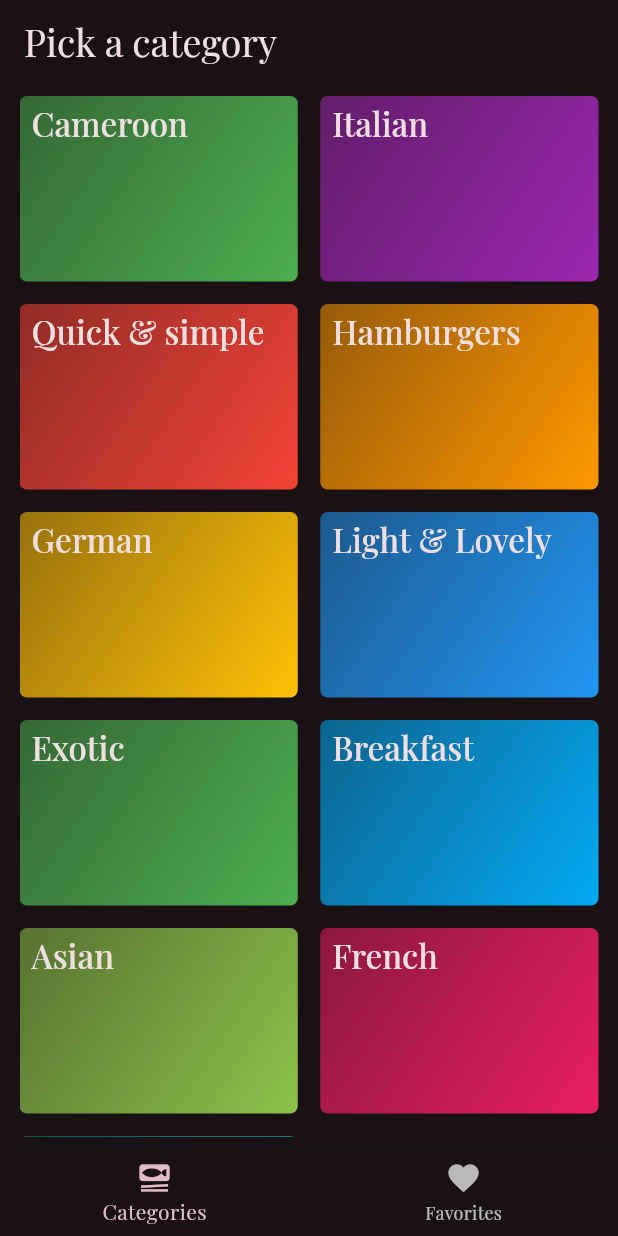
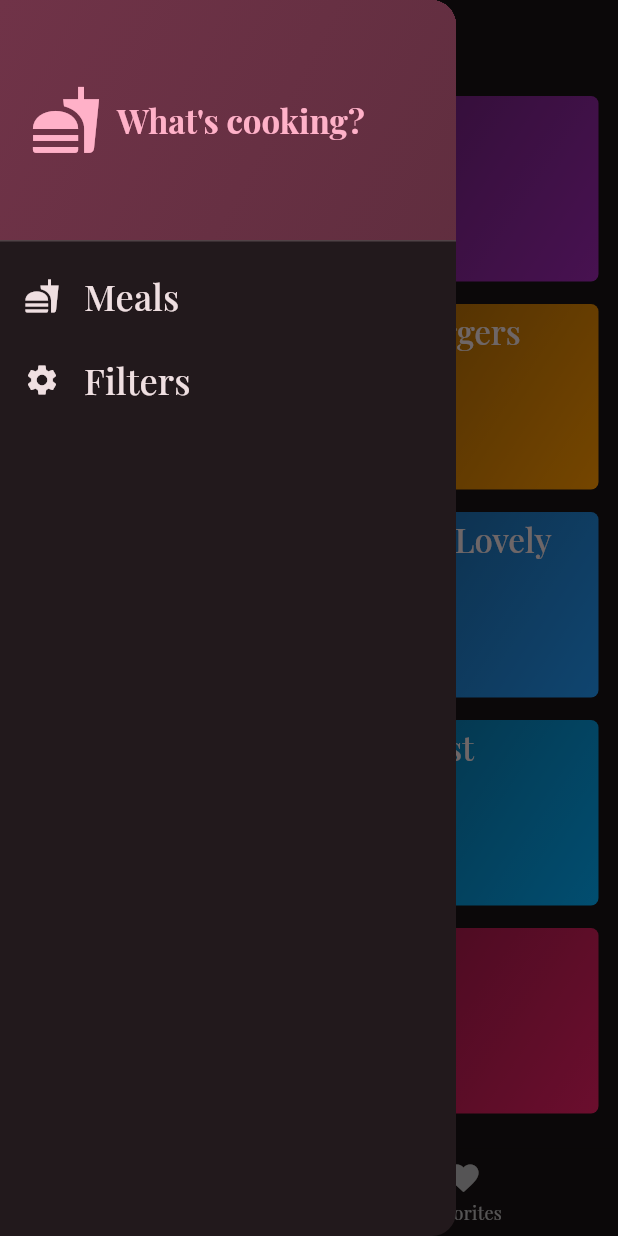
Before and after one commit to NkwiCyril/meal_recipe_app, a Flutter app: the screen it shows after launch, with the side drawer open (before the commit the screen has no drawer), on a phone screen of 412 x 824 dp. Run offline on Flutter 3.47's test engine with Material 2 defaults, Android fonts, the phone set to English and light mode, and no system bars; our stand-ins replace google_fonts, transparent_image.

Commit message:
adding the drawer feature to navigate to the meals and filters

```diff
--- a/meals_app/lib/screens/categories.dart
+++ b/meals_app/lib/screens/categories.dart
@@ -19,7 +19,6 @@ class CategoriesScreen extends StatelessWidget {
       MaterialPageRoute(
         builder: (ctx) {
           return MealsScreen(
-            title: category.title,
             meals: filteredMeals,
             onToggleMealStatus: onToggleMealStatus,
           );
@@ -31,12 +30,6 @@ class CategoriesScreen extends StatelessWidget {
   @override
   Widget build(BuildContext context) {
     return Scaffold(
-      appBar: AppBar(
-        title: const Text(
-          'Pick a category',
-          style: TextStyle(fontSize: 25),
-        ),
-      ),
       body: Padding(
         padding: const EdgeInsets.symmetric(vertical: 8, horizontal: 13),
         child: GridView(
--- a/meals_app/lib/screens/meals.dart
+++ b/meals_app/lib/screens/meals.dart
@@ -6,12 +6,10 @@ import 'package:meals_app/widgets/meals_item.dart';
 class MealsScreen extends StatelessWidget {
   const MealsScreen({
     super.key,
-    required this.title,
     required this.meals,
     required this.onToggleMealStatus,
   });
 
-  final String title;
   final List<MealModel> meals;
   final void Function(MealModel meal) onToggleMealStatus;
 
@@ -66,9 +64,6 @@ class MealsScreen extends StatelessWidget {
     Widget content = meals.isEmpty ? emptyContent : filledContent;
 
     return Scaffold(
-      appBar: AppBar(
-        title: Text(title),
-      ),
       body: content,
     );
   }
--- a/meals_app/lib/screens/tabs.dart
+++ b/meals_app/lib/screens/tabs.dart
@@ -2,6 +2,7 @@ import 'package:flutter/material.dart';
 import 'package:meals_app/models/meal.dart';
 import 'package:meals_app/screens/categories.dart';
 import 'package:meals_app/screens/meals.dart';
+import 'package:meals_app/widgets/main_drawer.dart';
 
 class TabsScreen extends StatefulWidget {
   const TabsScreen({super.key});
@@ -51,6 +52,13 @@ class _TabsScreenState extends State<TabsScreen> {
     }
   }
 
+  void _setScreen(String identifier) {
+    if (identifier == 'filters') {
+    } else {
+      Navigator.of(context).pop();
+    }
+  }
+
   @override
   Widget build(BuildContext context) {
     Widget activeScreen = CategoriesScreen(
@@ -59,7 +67,6 @@ class _TabsScreenState extends State<TabsScreen> {
 
     if (_currentScreenIndex == 1) {
       activeScreen = MealsScreen(
-        title: 'Your Favorites',
         meals: _favoriteMeals,
         onToggleMealStatus: _toogleFavoriteMealStatus,
       );
@@ -67,6 +74,12 @@ class _TabsScreenState extends State<TabsScreen> {
 
     return Scaffold(
       body: activeScreen,
+      drawer: MainDrawer(onSelectTile: _setScreen),
+      appBar: AppBar(
+        title: Text(
+          _currentScreenIndex == 0 ? 'Pick a Category' : 'Your Favorites',
+        ),
+      ),
       bottomNavigationBar: BottomNavigationBar(
         currentIndex: _currentScreenIndex,
         onTap: (index) {
--- /dev/null
+++ b/meals_app/lib/widgets/main_drawer.dart
@@ -0,0 +1,89 @@
+import 'package:flutter/material.dart';
+
+class MainDrawer extends StatelessWidget {
+  const MainDrawer({
+    super.key,
+    required this.onSelectTile,
+  });
+
+  final void Function(String identifier) onSelectTile ;
+
+  @override
+  Widget build(BuildContext context) {
+
+    return Drawer(
+      child: Column(
+        children: [
+          DrawerHeader(
+            padding: const EdgeInsets.all(20),
+            decoration: BoxDecoration(
+              gradient: LinearGradient(colors: [
+                Theme.of(context).colorScheme.primaryContainer,
+                Theme.of(context)
+                    .colorScheme
+                    .primaryContainer
+                    .withOpacity(0.80),
+              ], begin: Alignment.topLeft, end: Alignment.bottomRight),
+            ),
+            child: Expanded(
+              child: Row(
+                crossAxisAlignment: CrossAxisAlignment.center,
+                children: [
+                  Icon(
+                    Icons.fastfood,
+                    size: 48,
+                    color: Theme.of(context).colorScheme.primary,
+                  ),
+                  const SizedBox(
+                    width: 10,
+                  ),
+                  Text(
+                    "What's cooking?",
+                    style: Theme.of(context).textTheme.titleLarge!.copyWith(
+                          color: Theme.of(context).colorScheme.primary,
+                          fontWeight: FontWeight.bold,
+                        ),
+                  )
+                ],
+              ),
+            ),
+          ),
+          ListTile(
+            onTap: () {
+              onSelectTile('Meals');
+            },
+            title: Text(
+              'Meals',
+              style: Theme.of(context).textTheme.titleSmall!.copyWith(
+                    color: Theme.of(context).colorScheme.onBackground,
+                    fontSize: 24,
+                  ),
+            ),
+            leading: Icon(
+              Icons.fastfood,
+              size: 24,
+              color: Theme.of(context).colorScheme.onBackground,
+            ),
+          ),
+          ListTile(
+            onTap: () {
+              onSelectTile('filters');
+            },
+            title: Text(
+              'Filters',
+              style: Theme.of(context).textTheme.titleSmall!.copyWith(
+                    color: Theme.of(context).colorScheme.onBackground,
+                    fontSize: 24,
+                  ),
+            ),
+            leading: Icon(
+              Icons.settings,
+              size: 24,
+              color: Theme.of(context).colorScheme.onBackground,
+            ),
+          )
+        ],
+      ),
+    );
+  }
+}
```
